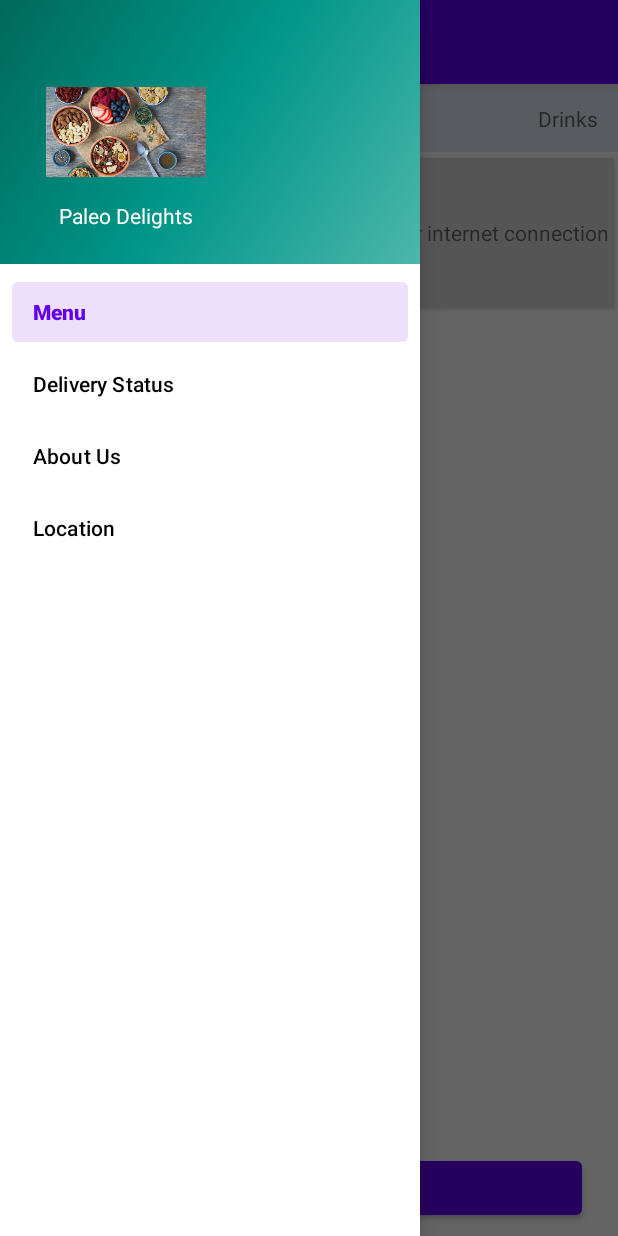
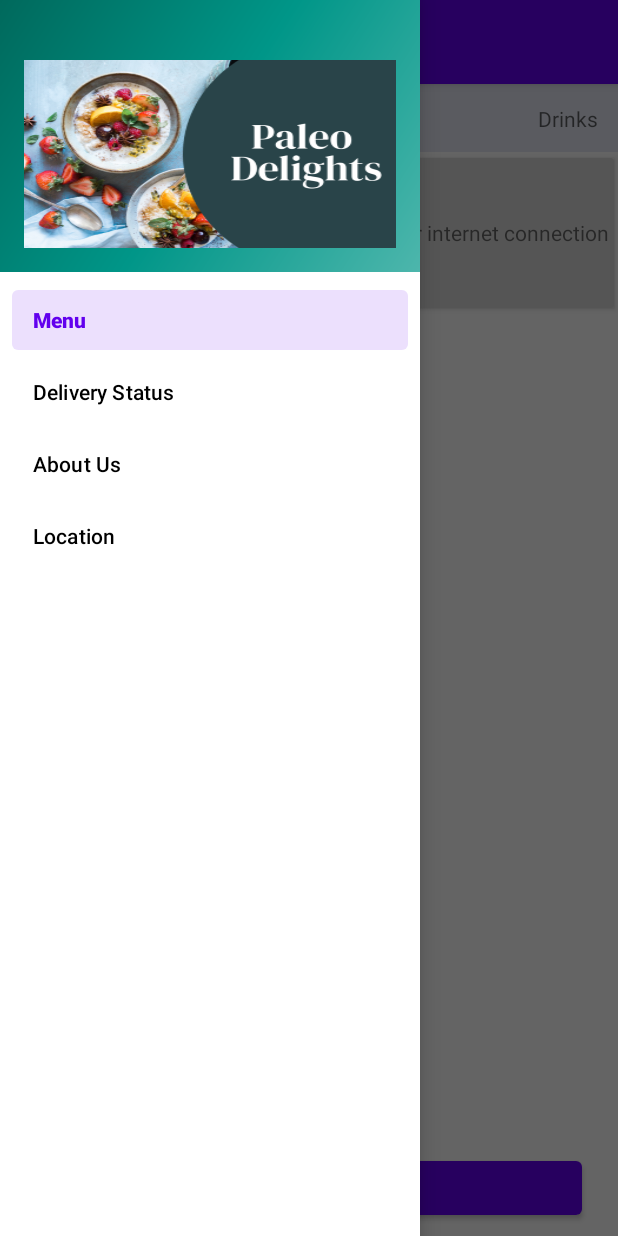
Before and after one commit to RRFdev/PaleoDelights, an Android app: the screen it shows after launch (MainActivity), with the side drawer open, on a phone screen of 412 x 824 dp. Run offline under Robolectric (Android 15) with nearby library versions, the phone set to English and light mode, and no system bars; our stand-ins replace Firebase (no records; nobody signed in at launch, a user with empty details on screens opened directly), Picasso, navigation-ui; libraries missing offline, so code that uses them is left out: com.firebase.ui; pictures from the network do not load; Roboto replaces fonts that are not available here; 2 statements that could not run were skipped.

Commit message:
Improved the UI
Signed-off-by: Rinor <rinorramlifreelance@gmail.com>

```diff
--- a/app/src/main/java/com/rrdsolutions/paleodelights/ui/getaddress/GetAddressFragment.kt
+++ b/app/src/main/java/com/rrdsolutions/paleodelights/ui/getaddress/GetAddressFragment.kt
@@ -93,7 +93,7 @@ class GetAddressFragment: Fragment(), OnMapReadyCallback, GoogleMap.OnMarkerClic
             fusedLocationClient.lastLocation.addOnSuccessListener {
                 if (it != null){
                     lastLocation = it
-                    ////
+                    ////THIS ONE!!!!
                     val userLoc = LatLng(it.latitude, it.longitude)
                     Log.d("maptest", "lat = " + it.latitude + " lng + " + it.longitude)
                     val titleStr = getAddress(userLoc)
--- a/app/src/main/res/layout/fragment_getaddress.xml
+++ b/app/src/main/res/layout/fragment_getaddress.xml
@@ -18,11 +18,13 @@
         android:layout_width="match_parent"
         android:layout_height="wrap_content"
         android:layout_marginLeft="24dp"
-        android:layout_marginTop="16dp"
+        android:layout_marginTop="24dp"
         android:layout_marginRight="24dp"
+        android:background="@drawable/round"
         android:ems="10"
         android:gravity="center_horizontal"
         android:inputType="textPersonName"
+        android:padding="8dp"
         android:textColor="@color/md_disabled_text_light_theme" />
 
     <Button
--- a/app/src/main/res/layout/fragment_processpayment.xml
+++ b/app/src/main/res/layout/fragment_processpayment.xml
@@ -65,6 +65,7 @@
                     android:layout_gravity="center"
                     android:layout_marginTop="16dp"
                     android:gravity="center"
+                    android:paddingBottom="8dp"
                     android:text="Address"
                     android:textAppearance="@style/TextAppearance.AppCompat.Medium"
                     android:textColor="@android:color/black" />
@@ -75,9 +76,11 @@
                     android:layout_height="wrap_content"
                     android:layout_marginLeft="16dp"
                     android:layout_marginRight="16dp"
+                    android:background="@drawable/round"
                     android:ems="10"
                     android:gravity="center_horizontal"
                     android:inputType="textPersonName"
+                    android:padding="8dp"
                     android:textColor="@color/md_disabled_text_light_theme" />
 
                 <Button
--- a/app/src/main/res/layout/navdrawer_header.xml
+++ b/app/src/main/res/layout/navdrawer_header.xml
@@ -1,38 +1,25 @@
 <?xml version="1.0" encoding="utf-8"?>
-<androidx.constraintlayout.widget.ConstraintLayout xmlns:android="http://schemas.android.com/apk/res/android"
+<LinearLayout xmlns:android="http://schemas.android.com/apk/res/android"
     xmlns:app="http://schemas.android.com/apk/res-auto"
     xmlns:tools="http://schemas.android.com/tools"
     android:id="@+id/constraintLayout"
     android:layout_width="match_parent"
-    android:layout_height="@dimen/nav_header_height"
+    android:layout_height="wrap_content"
     android:background="@drawable/side_nav_bar"
     android:gravity="bottom"
     android:orientation="vertical"
     android:paddingLeft="@dimen/activity_horizontal_margin"
-    android:paddingTop="@dimen/activity_vertical_margin"
+    android:paddingTop="32dp"
     android:paddingRight="@dimen/activity_horizontal_margin"
     android:paddingBottom="@dimen/activity_vertical_margin"
-    android:theme="@style/ThemeOverlay.AppCompat.Dark" >
+    android:theme="@style/ThemeOverlay.AppCompat.Dark">
 
     <ImageView
-        android:id="@+id/imageView2"
-        android:layout_width="120dp"
-        android:layout_height="60dp"
-        android:layout_marginStart="8dp"
-        app:layout_constraintBottom_toBottomOf="parent"
-        app:layout_constraintStart_toStartOf="parent"
-        app:layout_constraintTop_toTopOf="parent"
-        app:srcCompat="@drawable/paleo" />
+        android:id="@+id/imageView"
+        android:layout_width="match_parent"
+        android:layout_height="wrap_content"
+        android:scaleType="fitXY"
+        android:paddingTop="@dimen/nav_header_vertical_spacing"
+        app:srcCompat="@drawable/paleodelightslogo" />
 
-    <TextView
-        android:id="@+id/textView2"
-        android:layout_width="wrap_content"
-        android:layout_height="wrap_content"
-        android:layout_marginTop="16dp"
-        android:text="Paleo Delights"
-        android:textAppearance="@style/TextAppearance.AppCompat.Body1"
-        app:layout_constraintEnd_toEndOf="@+id/imageView2"
-        app:layout_constraintStart_toStartOf="@+id/imageView2"
-        app:layout_constraintTop_toBottomOf="@+id/imageView2"
-        />
-</androidx.constraintlayout.widget.ConstraintLayout>
+</LinearLayout>
```
Also changed, not shown: app/src/main/java/com/rrdsolutions/paleodelights/ui/deliverystatus/DeliveryStatusViewModel.kt (+3 -4 lines), app/src/main/res/drawable/round.xml (added, +9 -0 lines), app/src/main/res/drawable-hdpi/paleodelightslogo.png (added), app/src/main/res/drawable-ldpi/paleodelightslogo.png (added), app/src/main/res/drawable-mdpi/paleodelightslogo.png (added), app/src/main/res/drawable-xhdpi/paleodelightslogo.png (added), app/src/main/res/drawable-xxhdpi/paleodelightslogo.png (added), app/src/main/res/drawable-xxxhdpi/paleodelightslogo.png (added), app/src/main/res/mipmap-hdpi/ic_launcher.png, app/src/main/res/mipmap-mdpi/ic_launcher.png, app/src/main/res/mipmap-xhdpi/ic_launcher.png, app/src/main/res/mipmap-xxhdpi/ic_launcher.png, app/src/main/res/mipmap-xxxhdpi/ic_launcher.png.
